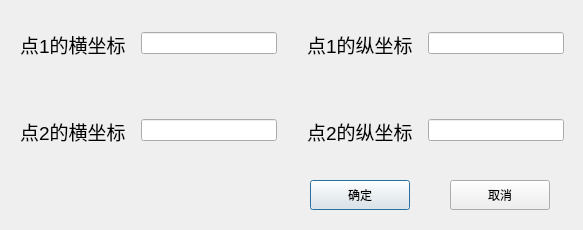
Before: the Qt Designer form posdialog.ui in charon-cheung/QSketch, drawn with Qt 5.
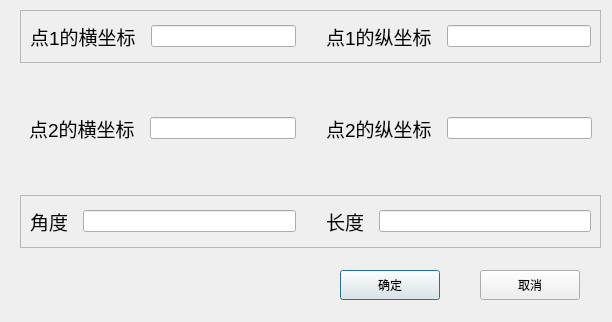
After: the same form once the commit is applied.

```diff
--- a/posdialog.ui
+++ b/posdialog.ui
@@ -6,8 +6,8 @@
    <rect>
     <x>0</x>
     <y>0</y>
-    <width>583</width>
-    <height>230</height>
+    <width>612</width>
+    <height>322</height>
    </rect>
   </property>
   <property name="windowTitle">
@@ -16,8 +16,8 @@
   <widget class="QPushButton" name="accept">
    <property name="geometry">
     <rect>
-     <x>310</x>
-     <y>180</y>
+     <x>340</x>
+     <y>270</y>
      <width>100</width>
      <height>30</height>
     </rect>
@@ -29,8 +29,8 @@
   <widget class="QPushButton" name="cancel">
    <property name="geometry">
     <rect>
-     <x>450</x>
-     <y>180</y>
+     <x>480</x>
+     <y>270</y>
      <width>100</width>
      <height>30</height>
     </rect>
@@ -39,20 +39,29 @@
     <string>取消</string>
    </property>
   </widget>
-  <widget class="QWidget" name="layoutWidget">
+  <widget class="QWidget" name="">
    <property name="geometry">
     <rect>
      <x>20</x>
-     <y>30</y>
-     <width>544</width>
-     <height>114</height>
+     <y>10</y>
+     <width>581</width>
+     <height>238</height>
     </rect>
    </property>
    <layout class="QVBoxLayout" name="verticalLayout">
     <property name="spacing">
-     <number>60</number>
+     <number>40</number>
     </property>
     <item>
+     <widget class="QFrame" name="frame_1">
+      <property name="frameShape">
+       <enum>QFrame::StyledPanel</enum>
+      </property>
+      <property name="frameShadow">
+       <enum>QFrame::Raised</enum>
+      </property>
+      <layout class="QGridLayout" name="gridLayout_3">
+       <item row="0" column="0">
      <layout class="QHBoxLayout" name="horizontalLayout_6">
       <property name="spacing">
        <number>30</number>
@@ -93,7 +102,19 @@
       </item>
      </layout>
     </item>
+      </layout>
+     </widget>
+    </item>
     <item>
+     <widget class="QFrame" name="frame_2">
+      <property name="frameShape">
+       <enum>QFrame::NoFrame</enum>
+      </property>
+      <property name="frameShadow">
+       <enum>QFrame::Raised</enum>
+      </property>
+      <layout class="QGridLayout" name="gridLayout_2">
+       <item row="0" column="0">
      <layout class="QHBoxLayout" name="horizontalLayout_5">
       <property name="spacing">
        <number>30</number>
@@ -133,6 +154,62 @@
        </layout>
       </item>
      </layout>
+       </item>
+      </layout>
+     </widget>
+    </item>
+    <item>
+     <widget class="QFrame" name="frame_3">
+      <property name="frameShape">
+       <enum>QFrame::StyledPanel</enum>
+      </property>
+      <property name="frameShadow">
+       <enum>QFrame::Raised</enum>
+      </property>
+      <layout class="QGridLayout" name="gridLayout">
+       <item row="0" column="0">
+        <layout class="QHBoxLayout" name="horizontalLayout_9">
+         <property name="spacing">
+          <number>30</number>
+         </property>
+         <item>
+          <layout class="QHBoxLayout" name="horizontalLayout_7">
+           <property name="spacing">
+            <number>15</number>
+           </property>
+           <item>
+            <widget class="QLabel" name="label_5">
+             <property name="text">
+              <string>&lt;html&gt;&lt;head/&gt;&lt;body&gt;&lt;p&gt;&lt;span style=&quot; font-size:14pt;&quot;&gt;角度&lt;/span&gt;&lt;/p&gt;&lt;/body&gt;&lt;/html&gt;</string>
+             </property>
+            </widget>
+           </item>
+           <item>
+            <widget class="QLineEdit" name="angle"/>
+           </item>
+          </layout>
+         </item>
+         <item>
+          <layout class="QHBoxLayout" name="horizontalLayout_8">
+           <property name="spacing">
+            <number>15</number>
+           </property>
+           <item>
+            <widget class="QLabel" name="label_6">
+             <property name="text">
+              <string>&lt;html&gt;&lt;head/&gt;&lt;body&gt;&lt;p&gt;&lt;span style=&quot; font-size:14pt;&quot;&gt;长度&lt;/span&gt;&lt;/p&gt;&lt;/body&gt;&lt;/html&gt;</string>
+             </property>
+            </widget>
+           </item>
+           <item>
+            <widget class="QLineEdit" name="length"/>
+           </item>
+          </layout>
+         </item>
+        </layout>
+       </item>
+      </layout>
+     </widget>
     </item>
    </layout>
   </widget>
```
Lines whose indentation alone changed are shown as unchanged.
